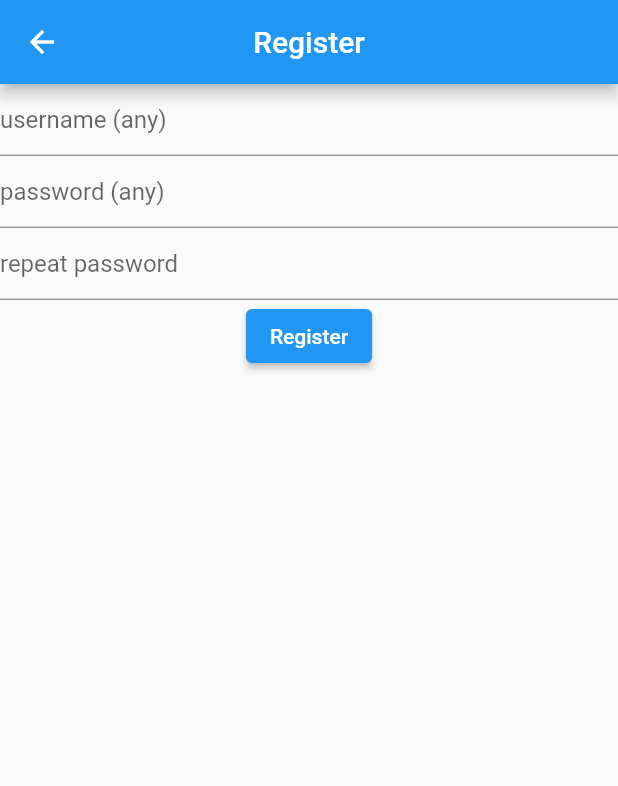
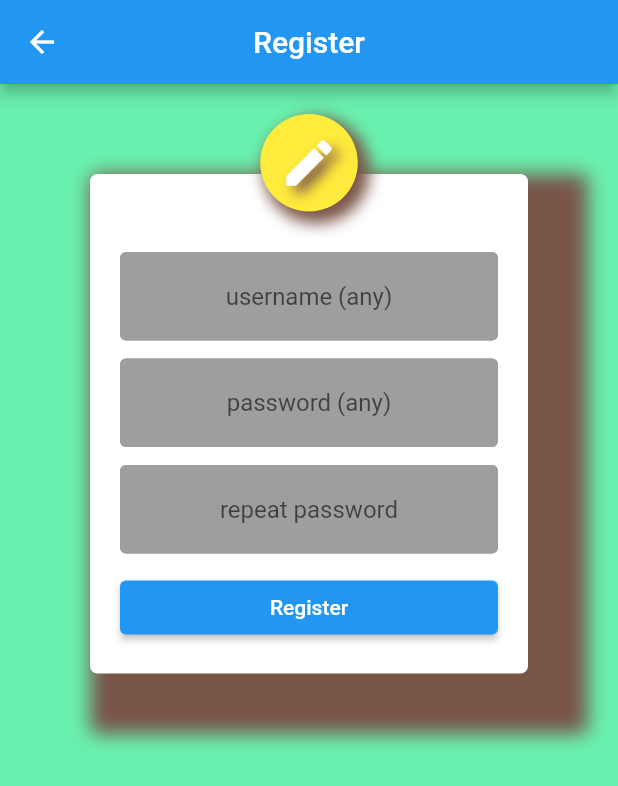
Before and after one commit to sv-makh/week10_shared_prefs_app, a Flutter app: the screen it shows after launch, after a tap on "Sign In", on a phone screen of 412 x 824 dp. Shown: the top 786 px of the screen. Run offline on Flutter 3.47's test engine with Material 2 defaults, Android fonts, the phone set to English and light mode, and no system bars; our stand-ins replace shared_preferences.

Commit message:
design register form; add comments

```diff
--- a/lib/register_screen.dart
+++ b/lib/register_screen.dart
@@ -1,17 +1,21 @@
 import 'package:flutter/material.dart';
 import 'package:shared_preferences/shared_preferences.dart';
+import 'package:week10_shared_prefs_app/custom_decor.dart';
 
+//экран регистрации
 class RegisterScreen extends StatefulWidget {
   @override
   _RegisterScreenState createState() => _RegisterScreenState();
 }
 
 class _RegisterScreenState extends State<RegisterScreen> {
+  //логин и пароль пользователя для регистрации
   String _username = '';
   String _password = '';
 
   final _formKey = GlobalKey<FormState>();
 
+  //запись в память данных для регистрации
   Future<void> _register(String username, String password) async {
     var _p = await SharedPreferences.getInstance();
     _p.setString('username', username);
@@ -22,44 +26,78 @@ class _RegisterScreenState extends State<RegisterScreen> {
   Widget build(BuildContext context) {
     return Scaffold(
       appBar: AppBar(title: const Text('Register'), centerTitle: true),
+      backgroundColor: Colors.greenAccent,
+      //запрет изменения размера формы если открыта клавиатура
+      //(чтобы избежать ошибки renderflex overflowed)
+      //не нужно, т.к. прокручивание SingleChildScrollView лучше
+      //resizeToAvoidBottomInset : false,
       body: Form(
           key: _formKey,
+          child: Container(
+              margin: const EdgeInsets.only(top: 20.0),
+              child: Stack(alignment: Alignment.topCenter, children: [
+                Container(
+                    margin: const EdgeInsets.only(top: 40, left: 60, right: 60),
+                    padding: const EdgeInsets.all(20.0),
+                    decoration: CustomDecor().cardContainerDecoration(),
+                    child: SingleChildScrollView(
                         child: Column(
+                      mainAxisAlignment: MainAxisAlignment.center,
                       children: [
+                        const SizedBox(height: 32),
+                        //поле для ввода логина
                         TextFormField(
-                  decoration: InputDecoration(hintText: 'username (any)'),
+                            decoration: CustomDecor()
+                                .textFieldInputDecoration('username (any)'),
+                            textAlign: TextAlign.center,
                             onChanged: (value) => _username = value,
                             validator: (value) {
-                    if (value!.isEmpty) return 'please enter username';
-                  }
-              ),
+                              if (value!.isEmpty)
+                                return 'please enter username';
+                            }),
+                        const SizedBox(height: 12.0),
+                        //поле для ввода пароля
                         TextFormField(
-                  decoration: InputDecoration(hintText: 'password (any)'),
+                            decoration: CustomDecor()
+                                .textFieldInputDecoration('password (any)'),
+                            textAlign: TextAlign.center,
                             obscureText: true,
                             onChanged: (value) => _password = value,
                             validator: (value) {
-                    if (value!.isEmpty) return 'please enter password';
-                  }
-              ),
+                              if (value!.isEmpty)
+                                return 'please enter password';
+                            }),
+                        const SizedBox(height: 12.0),
+                        //поле для подтверждения пароля
                         TextFormField(
-                  decoration: InputDecoration(hintText: 'repeat password'),
+                            decoration: CustomDecor()
+                                .textFieldInputDecoration('repeat password'),
+                            textAlign: TextAlign.center,
                             obscureText: true,
                             validator: (value) {
-                    if (value != _password) return 'please repeat password';
-                  }
-              ),
-              ElevatedButton(
+                              //пароль должен совпадать с уже введённым
+                              if (value != _password)
+                                return 'please repeat password';
+                            }),
+                        const SizedBox(height: 12.0),
+                        SizedBox(
+                            width: double.infinity,
+                            child: ElevatedButton(
                                 onPressed: () {
+                                  //если все поля заполнены верно
                                   if (_formKey.currentState!.validate()) {
+                                    //данные для регистрации записываются в память
                                     _register(_username, _password);
+                                    //и просходит переход на экран входа
                                     Navigator.pop(context);
                                   }
                                 },
-                  child: Text('Register')
-              ),
+                                child: const Text('Register'))),
                       ],
-          )
-      ),
+                    ))),
+                //иконка сверху
+                CustomDecor().iconInCircle(context, Icons.edit),
+              ]))),
     );
   }
 }
--- a/lib/sign_in_screen.dart
+++ b/lib/sign_in_screen.dart
@@ -1,6 +1,6 @@
 import 'package:flutter/material.dart';
 import 'package:shared_preferences/shared_preferences.dart';
-import 'package:week10_shared_prefs_app/design.dart';
+import 'package:week10_shared_prefs_app/custom_decor.dart';
 
 //экран входа
 class SignInScreen extends StatefulWidget {
@@ -12,47 +12,56 @@ class _SignInScreenState extends State<SignInScreen> {
   //контроллеры для TextField с логином и паролем
   var _usernameController = TextEditingController();
   var _passwordController = TextEditingController();
+
   //переменные для хранения того, что введёт/отметит пользователь
   //логин
   String _username = '';
+
   //пароль
   String _password = '';
+
   //надо ли запоминать логин и пароль при успешном входе
   bool _signInCheck = false;
 
   //метод для заполнения экрана при его загрузке
   Future<void> _loadFields() async {
     var _p = await SharedPreferences.getInstance();
-    //условие заполнения хранится в памяти
+    //условие заполнения (отметил ли пользователь чекбокс "Remember me" при
+    //успешном входе) хранится в памяти
     bool _signIn = _p.getBool('signInCheck') ?? false;
     //заполнение происходит, только если хранится значение true
     if (_signIn == true) {
       setState(() {
-        _usernameController = TextEditingController(text: _p.getString('username'));
-        _passwordController = TextEditingController(text: _p.getString('password'));
+        _usernameController =
+            TextEditingController(text: _p.getString('username'));
+        _passwordController =
+            TextEditingController(text: _p.getString('password'));
         _signInCheck = true;
       });
     }
   }
 
+  //проверка, хранятся ли в памяти введенные пользователем логин и пароль
   Future<bool> _signIn(String username, String password) async {
     bool _signedIn = false;
     var _p = await SharedPreferences.getInstance();
     if ((_p.getString('username') == username) &&
         (_p.getString('password') == password)) {
       _signedIn = true;
-    }
-    else {
+    } else {
       _signedIn = false;
     }
     return _signedIn;
   }
 
+  //запись в память значения чекбокса "Remember me"
   Future<void> _signInRemember(bool signInCheck) async {
     var _p = await SharedPreferences.getInstance();
     _p.setBool('signInCheck', signInCheck);
   }
 
+  //удаление из памяти запомненных логина, пароля и значения чекбокса "Remember me"
+  //а также очистка формы
   Future<void> _signOut() async {
     var _p = await SharedPreferences.getInstance();
     _p.remove('username');
@@ -69,6 +78,7 @@ class _SignInScreenState extends State<SignInScreen> {
   @override
   void initState() {
     super.initState();
+    //при необходимости заполняются данные формы
     _loadFields();
   }
 
@@ -77,62 +87,66 @@ class _SignInScreenState extends State<SignInScreen> {
     return Scaffold(
         appBar: AppBar(title: const Text('Sign In'), centerTitle: true),
         backgroundColor: Colors.deepOrangeAccent,
-        resizeToAvoidBottomInset : false,
+        //запрет изменения размера формы если открыта клавиатура
+        //(чтобы избежать ошибки renderflex overflowed)
+        //не нужно, т.к. прокручивание SingleChildScrollView лучше
+        //resizeToAvoidBottomInset: false,
         body: Container(
             margin: const EdgeInsets.only(top: 20.0),
-          child: Stack(
-          alignment: Alignment.topCenter,
-          children: [
+            child: Stack(alignment: Alignment.topCenter, children: [
               Container(
                   margin: const EdgeInsets.only(top: 40, left: 60, right: 60),
                   padding: const EdgeInsets.all(20.0),
-            decoration: CustomDecor().cardContainerDecoration(),/*BoxDecoration(
-              color: Colors.white,
-              borderRadius: BorderRadius.circular(5.0),
-              boxShadow: const [BoxShadow(
-                  color: Colors.brown,
-                  spreadRadius: 20,
-                  blurRadius: 10,
-                  offset: Offset(20,20)
-              )]
-            ),*/
-            //color: Colors.white,
-            child: SingleChildScrollView( child: Column(
+                  decoration: CustomDecor().cardContainerDecoration(),
+                  child: SingleChildScrollView(
+                    child: Column(
                       mainAxisAlignment: MainAxisAlignment.center,
                       children: [
                         const SizedBox(height: 32),
+                        //поле для ввода логина
                         TextField(
                           controller: _usernameController,
                           textAlign: TextAlign.center,
-                decoration: CustomDecor().textFieldInputDecoration('username'),
+                          decoration: CustomDecor()
+                              .textFieldInputDecoration('username'),
                           onChanged: (value) => _username = value,
                         ),
                         const SizedBox(height: 12.0),
+                        //поле для ввода пароля
                         TextField(
                           controller: _passwordController,
                           textAlign: TextAlign.center,
-                decoration: CustomDecor().textFieldInputDecoration('password'),
+                          decoration: CustomDecor()
+                              .textFieldInputDecoration('password'),
                           obscureText: true,
                           onChanged: (value) => _password = value,
                         ),
+                        //чекбокс 'Remember me' для последующего заполнения формы
+                        //в случае успешного входа
                         CheckboxListTile(
                             value: _signInCheck,
                             title: const Text('Remember me'),
                             onChanged: (bool? value) => setState(() {
                                   _signInCheck = value!;
-                  })
-              ),
+                                })),
                         SizedBox(
                           width: double.infinity,
                           child: ElevatedButton(
                             onPressed: () {
-                    _signIn(_usernameController.text, _passwordController.text)
+                              //проверка, успешен ли вход
+                              _signIn(_usernameController.text,
+                                      _passwordController.text)
                                   .then((value) {
                                 if (value == true) {
+                                  //если да, запоминается состояние чекбокса 'Remember me'
                                   _signInRemember(_signInCheck);
-                        _showGreeting(context, _usernameController.text);
+                                  //и показывается AlertDialog с приветствием
+                                  _showGreeting(
+                                      context, _usernameController.text);
+                                } else {
+                                  //иначе - переход на экран регистрации
+                                  Navigator.pushNamed(context, '/register');
                                 }
-                      else { Navigator.pushNamed(context, '/register'); }
                               });
                             },
                             child: const Text('Sign In'),
@@ -142,22 +156,20 @@ class _SignInScreenState extends State<SignInScreen> {
                           width: double.infinity,
                           child: ElevatedButton(
                               onPressed: () {
+                                //очистка памяти и формы
                                 _signOut();
                               },
-                    child: const Text('Sign Out')
+                              child: const Text('Sign Out')),
                         ),
+                      ],
                     ),
-
-            ],
-          ),)
-        ),
+                  )),
+              //иконка сверху
               CustomDecor().iconInCircle(context, Icons.person),
-        ]
-      )
-      )
-    );
+            ])));
   }
 
+  //приветствие пользователя при успешном входе
   _showGreeting(BuildContext context, String name) {
     showDialog(
       context: context,
@@ -166,9 +178,7 @@ class _SignInScreenState extends State<SignInScreen> {
         content: Text(name),
         actions: [
           TextButton(
-              onPressed: () => Navigator.pop(context),
-              child: const Text('Ok')
-          )
+              onPressed: () => Navigator.pop(context), child: const Text('Ok'))
         ],
       ),
       barrierDismissible: false,
```
Also changed, not shown: lib/custom_decor.dart (renamed from lib/design.dart, +10 -2 lines). Lines whose indentation alone changed are shown as unchanged.
